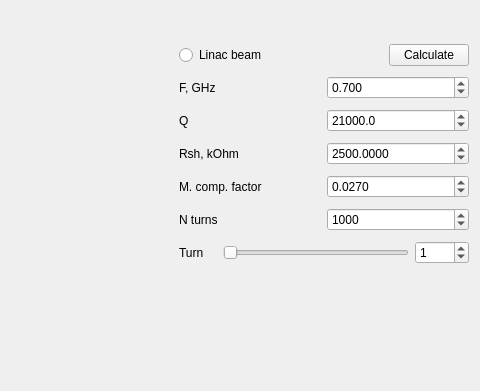
Old version of the form wi.ui in the repository vitaliibalakin/dr_microwave; both pictures show x 681 to 1161 and y 0 to 391 of the 1161 by 800 pixel window.
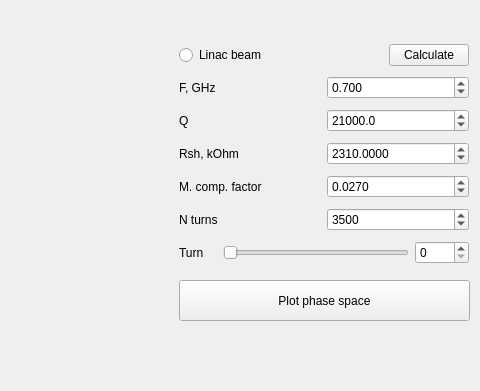
New version of the form.

Diff of the .ui file:
```diff
--- a/wi.ui
+++ b/wi.ui
@@ -82,7 +82,7 @@
           <number>10</number>
          </property>
          <property name="value">
-          <number>1</number>
+          <number>0</number>
          </property>
         </widget>
        </item>
@@ -136,7 +136,7 @@
           <double>5.000000000000000</double>
          </property>
          <property name="value">
-          <double>2500.000000000000000</double>
+          <double>2310.000000000000000</double>
          </property>
         </widget>
        </item>
@@ -187,7 +187,7 @@
           <number>100000</number>
          </property>
          <property name="value">
-          <number>1000</number>
+          <number>3500</number>
          </property>
         </widget>
        </item>
@@ -253,6 +253,19 @@
      </item>
     </layout>
    </widget>
+   <widget class="QPushButton" name="btn_phase_space">
+    <property name="geometry">
+     <rect>
+      <x>860</x>
+      <y>280</y>
+      <width>291</width>
+      <height>41</height>
+     </rect>
+    </property>
+    <property name="text">
+     <string>Plot phase space</string>
+    </property>
+   </widget>
   </widget>
   <widget class="QMenuBar" name="menubar">
    <property name="geometry">
```
Left out of the diff: 10 changed lines with no effect on the pictures.
